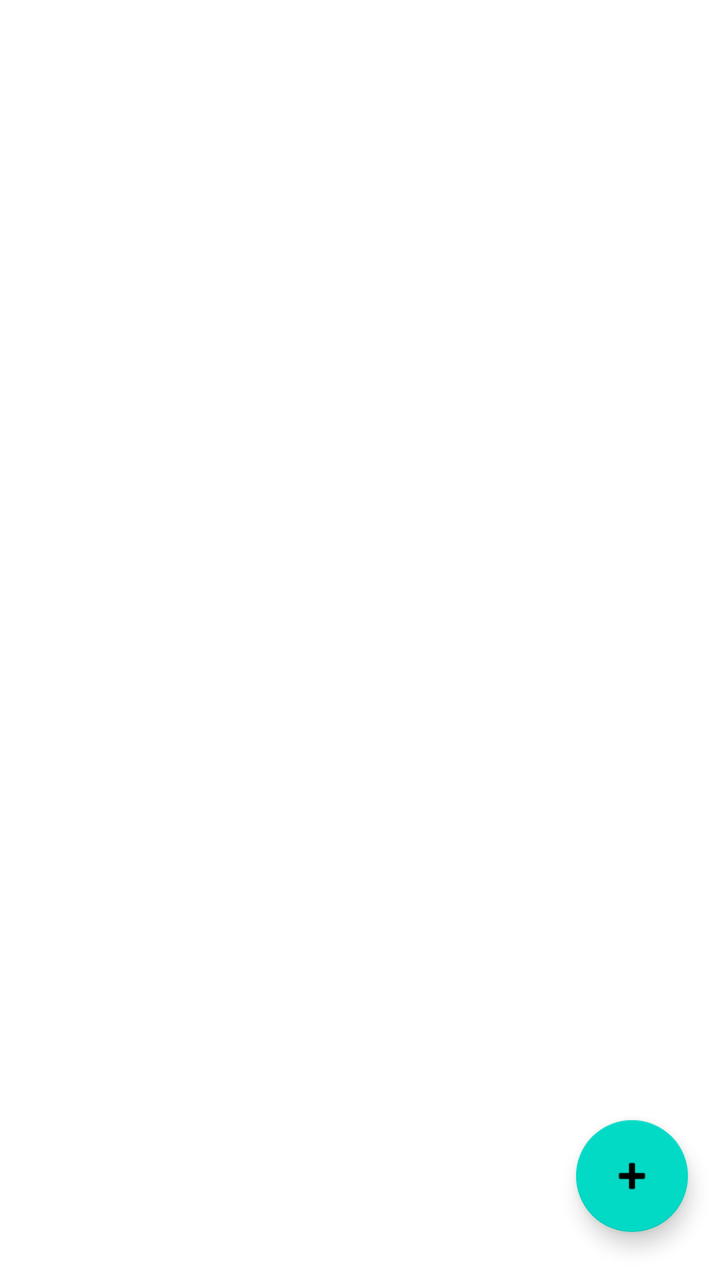
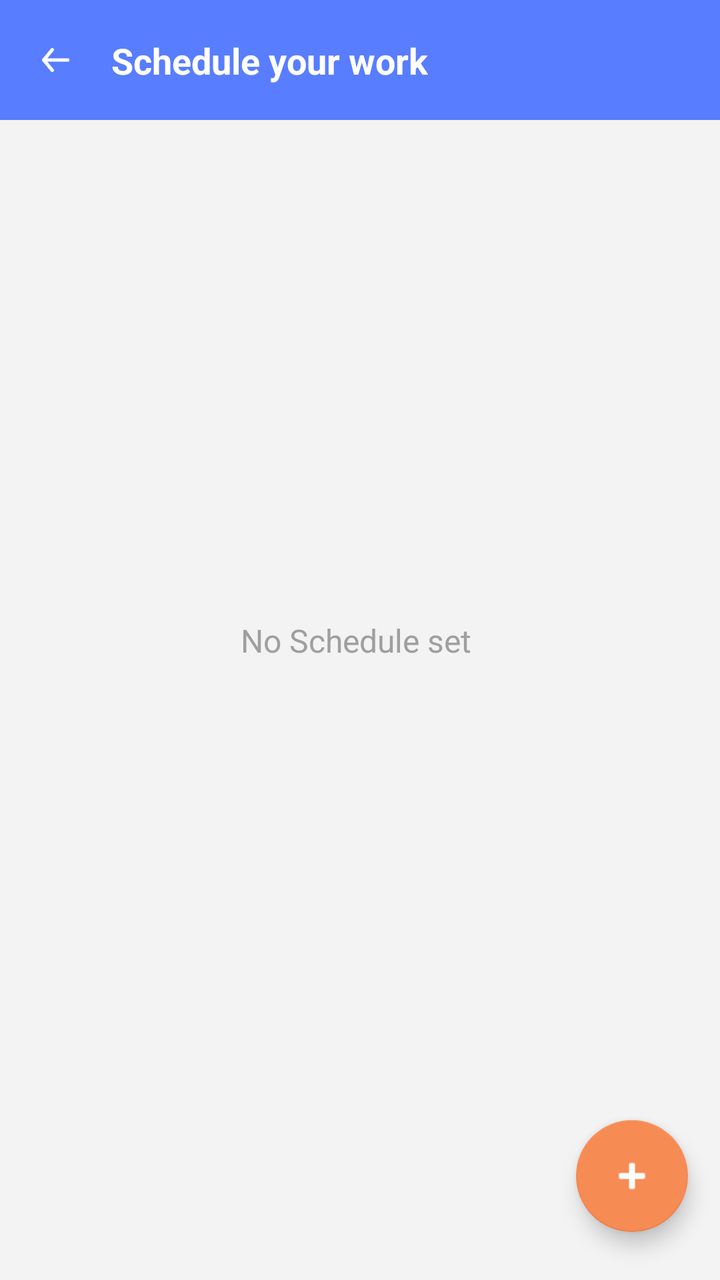

Screens rendered from an Android XML layout before and after an edit, with the pre-edit source and the edit as a unified diff.
<!-- AndroidManifest.xml: application theme Theme.StudyShechdular -->
<!-- res/layout/activity_scheduler.xml -->
<?xml version="1.0" encoding="utf-8"?>
<androidx.constraintlayout.widget.ConstraintLayout xmlns:android="http://schemas.android.com/apk/res/android"
    xmlns:app="http://schemas.android.com/apk/res-auto"
    xmlns:tools="http://schemas.android.com/tools"
    android:layout_width="match_parent"
    android:layout_height="match_parent"
    tools:context=".ui.SchedulerActivity">


    <androidx.recyclerview.widget.RecyclerView
        android:id="@+id/scheduleListView"
        android:layout_width="match_parent"
        android:layout_height="match_parent"
        app:layout_constraintBottom_toBottomOf="parent"
        app:layout_constraintEnd_toEndOf="parent"
        app:layout_constraintStart_toStartOf="parent"
        app:layout_constraintTop_toTopOf="parent" />


    <com.google.android.material.floatingactionbutton.FloatingActionButton
        android:id="@+id/fab"
        android:layout_width="wrap_content"
        android:layout_height="wrap_content"
        android:layout_marginEnd="16dp"
        android:layout_marginBottom="24dp"
        android:clickable="true"
        app:layout_constraintBottom_toBottomOf="parent"
        app:layout_constraintEnd_toEndOf="parent"
        app:layout_constraintHorizontal_bias="1.0"
        app:layout_constraintStart_toStartOf="parent"
        app:layout_constraintTop_toTopOf="parent"
        app:layout_constraintVertical_bias="1.0"
        app:srcCompat="@android:drawable/ic_input_add" />
</androidx.constraintlayout.widget.ConstraintLayout>
<!-- resources referenced by this layout -->
<resources>
  <style name="Theme.StudyShechdular" parent="Theme.MaterialComponents.DayNight.NoActionBar">
          
          <item name="colorPrimary">@color/lightBlue</item>
          <item name="colorPrimaryVariant">@color/lightBlue</item>
          <item name="colorOnPrimary">@color/white</item>
          
          <item name="colorSecondary">@color/teal_200</item>
          <item name="colorSecondaryVariant">@color/teal_700</item>
          <item name="colorOnSecondary">@color/black</item>
          
          <item name="android:statusBarColor" tools:targetApi="l">?attr/colorPrimaryVariant</item>
          
      </style>
  <color name="lightBlue">#0288D1</color>
  <color name="white">#FFFFFFFF</color>
  <color name="teal_200">#FF03DAC5</color>
  <color name="teal_700">#FF018786</color>
  <color name="black">#FF000000</color>
</resources>

<!-- the commit's change to res/layout/activity_scheduler.xml (unified diff, before → after) -->
@@ -4,17 +4,56 @@
     xmlns:tools="http://schemas.android.com/tools"
     android:layout_width="match_parent"
     android:layout_height="match_parent"
+    android:background="@color/bg_color"
     tools:context=".ui.SchedulerActivity">
 
+    <androidx.constraintlayout.widget.ConstraintLayout
+        android:id="@+id/constraintLayout3"
+        android:layout_width="match_parent"
+        android:layout_height="60dp"
+        android:background="@color/lightBlue"
+        app:layout_constraintEnd_toEndOf="parent"
+        app:layout_constraintStart_toStartOf="parent"
+        app:layout_constraintTop_toTopOf="parent">
+
+        <ImageView
+            android:id="@+id/back_schedule"
+            android:layout_width="wrap_content"
+            android:layout_height="wrap_content"
+            android:padding="5dp"
+            android:layout_marginStart="16dp"
+            app:layout_constraintBottom_toBottomOf="parent"
+            app:layout_constraintEnd_toEndOf="parent"
+            app:layout_constraintHorizontal_bias="0.0"
+            app:layout_constraintStart_toStartOf="parent"
+            app:layout_constraintTop_toTopOf="parent"
+            app:srcCompat="@drawable/back" />
+
+        <TextView
+            android:id="@+id/textView2"
+            android:layout_width="wrap_content"
+            android:layout_height="wrap_content"
+            android:layout_marginStart="16dp"
+            android:textColor="@color/white"
+            android:textSize="18sp"
+            android:textStyle="bold"
+            android:text="Schedule your work"
+            app:layout_constraintBottom_toBottomOf="@+id/back_schedule"
+            app:layout_constraintStart_toEndOf="@+id/back_schedule"
+            app:layout_constraintTop_toTopOf="@+id/back_schedule" />
+    </androidx.constraintlayout.widget.ConstraintLayout>
 
     <androidx.recyclerview.widget.RecyclerView
         android:id="@+id/scheduleListView"
         android:layout_width="match_parent"
-        android:layout_height="match_parent"
+        android:layout_height="0dp"
+        android:layout_marginTop="12dp"
+        android:layout_marginStart="8dp"
+        android:layout_marginEnd="8dp"
         app:layout_constraintBottom_toBottomOf="parent"
         app:layout_constraintEnd_toEndOf="parent"
         app:layout_constraintStart_toStartOf="parent"
-        app:layout_constraintTop_toTopOf="parent" />
+        app:layout_constraintTop_toBottomOf="@+id/constraintLayout3" />
 
 
     <com.google.android.material.floatingactionbutton.FloatingActionButton
@@ -31,4 +70,16 @@
         app:layout_constraintTop_toTopOf="parent"
         app:layout_constraintVertical_bias="1.0"
         app:srcCompat="@android:drawable/ic_input_add" />
+
+    <TextView
+        android:id="@+id/no_sc_found"
+        android:layout_width="wrap_content"
+        android:layout_height="wrap_content"
+        android:text="No Schedule set "
+        android:textColor="@color/dark_txt_2"
+        android:textSize="16sp"
+        app:layout_constraintBottom_toBottomOf="parent"
+        app:layout_constraintEnd_toEndOf="parent"
+        app:layout_constraintStart_toStartOf="parent"
+        app:layout_constraintTop_toTopOf="parent" />
 </androidx.constraintlayout.widget.ConstraintLayout>
<!-- resource entries referenced after the edit -->
@@ -1,5 +1,7 @@
 <!-- resources referenced by this layout -->
 <resources>
+  <color name="bg_color">#f3f3f3</color>
+  <color name="dark_txt_2">#9f9fa0</color>
   <style name="Theme.StudyShechdular" parent="Theme.MaterialComponents.DayNight.NoActionBar">
           
           <item name="colorPrimary">@color/lightBlue</item>
@@ -8,15 +10,25 @@
           
           <item name="colorSecondary">@color/teal_200</item>
           <item name="colorSecondaryVariant">@color/teal_700</item>
-          <item name="colorOnSecondary">@color/black</item>
+          <item name="colorOnSecondary">@color/white</item>
           
           <item name="android:statusBarColor" tools:targetApi="l">?attr/colorPrimaryVariant</item>
           
       </style>
-  <color name="lightBlue">#0288D1</color>
+  <color name="lightBlue">#587dff</color>
   <color name="white">#FFFFFFFF</color>
-  <color name="teal_200">#FF03DAC5</color>
+  <!-- drawable back (drawable) -->
+  <vector xmlns:android="http://schemas.android.com/apk/res/android"
+      android:width="13.634dp"
+      android:height="11.931dp"
+      android:viewportWidth="13.634"
+      android:viewportHeight="11.931">
+    <path
+        android:pathData="M12.782,5.114L2.676,5.114l3.093,-3.713a0.853,0.853 0,0 0,-1.312 -1.091L0.2,5.421a1.021,1.021 0,0 0,-0.077 0.128,0.108 0.108,0 0,1 -0.06,0.111 0.852,0.852 0,0 0,-0.06 0.307,0.852 0.852,0 0,0 0.06,0.307 0.108,0.108 0,0 0,0.06 0.111,1.021 1.021,0 0,0 0.077,0.128l4.261,5.113a0.853,0.853 0,0 0,1.314 -1.089l-3.093,-3.715h10.1a0.852,0.852 0,1 0,0 -1.7z"
+        android:fillColor="#fff"
+        android:fillType="evenOdd"/>
+  </vector>
+  <color name="teal_200">#f68b53</color>
   <color name="teal_700">#FF018786</color>
-  <color name="black">#FF000000</color>
 </resources>
 
